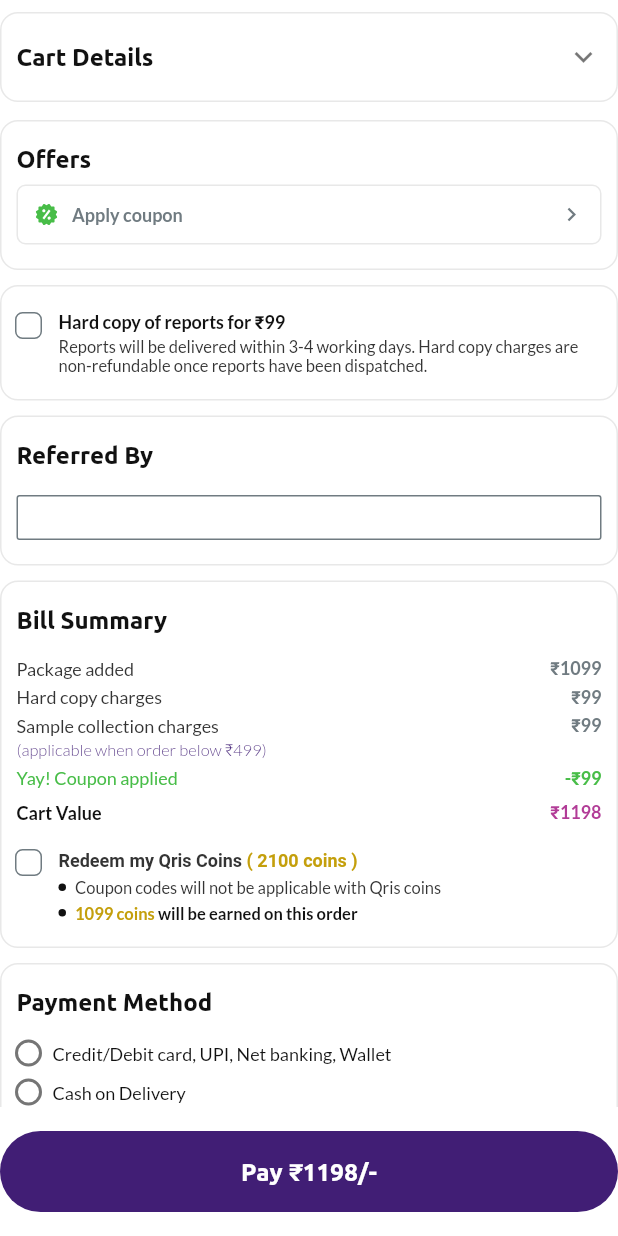
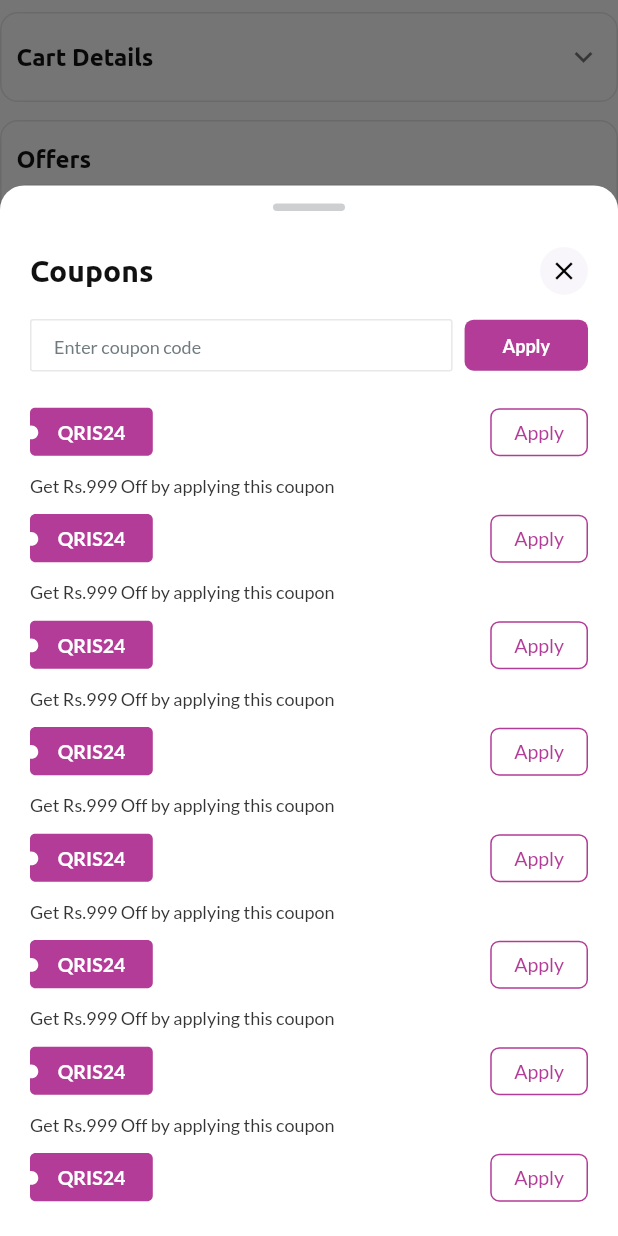
Before and after one commit to info-qrishealth/qris-app-flutter, a Flutter app: the BillSummaryTab widget shown alone on an empty page, opened directly, after a tap on "Offers", on a phone screen of 412 x 824 dp. Run offline on Flutter 3.47's test engine with Material 3 defaults, Android fonts, the phone set to English and light mode, and no system bars; our stand-ins replace dotted_border, flutter_svg, get, pin_code_fields.

Commit message:
Cart flow completed.

```diff
--- /dev/null
+++ b/lib/modules/cart_module/components/coupon_applied_dialog.dart
@@ -0,0 +1,39 @@
+import 'package:flutter/material.dart';
+import 'package:get/get.dart';
+import 'package:qris_health/constants/app_constants.dart';
+import 'package:qris_health/styles/app_colors.dart';
+
+class CouponAppliedDialog extends StatelessWidget {
+  const CouponAppliedDialog({super.key});
+
+  @override
+  Widget build(BuildContext context) {
+    final textTheme = Get.textTheme;
+
+    return Dialog(
+        insetPadding:
+            EdgeInsets.symmetric(horizontal: AppConstants.scaffoldPadding),
+        shape: RoundedRectangleBorder(borderRadius: BorderRadius.circular(24)),
+        child: Padding(
+            padding: const EdgeInsets.all(16),
+            child: Column(
+                crossAxisAlignment: CrossAxisAlignment.center,
+                mainAxisSize: MainAxisSize.min,
+                children: [
+                  Image.asset('assets/images/icons/party_popper.png',
+                      height: 100),
+                  SizedBox(height: 16),
+                  Text('Yay!!',
+                      style: textTheme.headlineSmall!
+                          .copyWith(fontWeight: FontWeight.w800)),
+                  SizedBox(height: 12),
+                  Text('Coupon Applied.',
+                      style: textTheme.titleLarge!
+                          .copyWith(fontWeight: FontWeight.w400)),
+                  SizedBox(height: 10),
+                  Text('You saved ₹1099!',
+                      style: textTheme.titleLarge!.copyWith(
+                          color: AppColors.green, fontWeight: FontWeight.w400))
+                ])));
+  }
+}
--- /dev/null
+++ b/lib/modules/cart_module/components/coupon_list_tile.dart
@@ -0,0 +1,40 @@
+import 'package:flutter/material.dart';
+import 'package:flutter_svg/flutter_svg.dart';
+import 'package:get/get.dart';
+import 'package:qris_health/styles/app_colors.dart';
+
+class CouponListTile extends StatelessWidget {
+  final Function() onTap;
+  CouponListTile({super.key, required this.onTap});
+  final _textTheme = Get.textTheme;
+
+  @override
+  Widget build(BuildContext context) {
+    return Column(crossAxisAlignment: CrossAxisAlignment.stretch, children: [
+      Row(children: [
+        Stack(alignment: Alignment.center, children: [
+          SvgPicture.asset('assets/images/icons/coupon_image.svg'),
+          Text('QRIS24',
+              style: _textTheme.bodyMedium!
+                  .copyWith(fontWeight: FontWeight.w700, color: Colors.white))
+        ]),
+        Spacer(),
+        SizedBox(
+            height: 32,
+            child: OutlinedButton(
+                onPressed: onTap,
+                style: OutlinedButton.styleFrom(
+                    shape: RoundedRectangleBorder(
+                        borderRadius: BorderRadius.circular(6))),
+                child: Text('Apply',
+                    style: _textTheme.bodyMedium!.copyWith(
+                        fontWeight: FontWeight.w400,
+                        color: AppColors.primaryPink))))
+      ]),
+      SizedBox(height: 12),
+      Text('Get Rs.999 Off by applying this coupon',
+          style: _textTheme.bodySmall!.copyWith(
+              fontWeight: FontWeight.w400, color: AppColors.textColor))
+    ]);
+  }
+}
--- /dev/null
+++ b/lib/modules/cart_module/components/coupons_bottom_sheet.dart
@@ -0,0 +1,91 @@
+import 'package:flutter/material.dart';
+import 'package:get/get.dart';
+import 'package:qris_health/modules/cart_module/components/coupon_applied_dialog.dart';
+import 'package:qris_health/shared/components/common_bottom_sheet_template.dart';
+import 'package:qris_health/shared/components/common_cross_icon.dart';
+import 'package:qris_health/styles/app_colors.dart';
+
+import 'coupon_list_tile.dart';
+
+class CouponsBottomSheet extends StatefulWidget {
+  const CouponsBottomSheet({super.key});
+
+  @override
+  State<CouponsBottomSheet> createState() => _CouponsBottomSheetState();
+}
+
+class _CouponsBottomSheetState extends State<CouponsBottomSheet> {
+  final _textTheme = Get.textTheme;
+
+  @override
+  Widget build(BuildContext context) {
+    return CommonBottomSheetTemplate(
+        child:
+            Column(crossAxisAlignment: CrossAxisAlignment.stretch, children: [
+      SizedBox(height: 24),
+      Row(children: [
+        Text('Coupons',
+            style: _textTheme.headlineSmall!
+                .copyWith(fontWeight: FontWeight.w700, color: AppColors.black)),
+        Spacer(),
+        CommonCrossIcon(),
+      ]),
+      SizedBox(height: 16),
+      SizedBox(
+          height: 35,
+          child: Row(children: [
+            Expanded(
+                child: TextField(
+                    decoration: InputDecoration(
+                        hintText: 'Enter coupon code',
+                        hintStyle: _textTheme.bodySmall!.copyWith(
+                            color: AppColors.lightSubTextColor,
+                            fontWeight: FontWeight.w400),
+                        focusedBorder: OutlineInputBorder(
+                            borderRadius: BorderRadius.circular(2),
+                            borderSide:
+                                BorderSide(color: AppColors.borderColor)),
+                        enabledBorder: OutlineInputBorder(
+                            borderRadius: BorderRadius.circular(2),
+                            borderSide:
+                                BorderSide(color: AppColors.borderColor)),
+                        border: OutlineInputBorder(
+                            borderRadius: BorderRadius.circular(2),
+                            borderSide:
+                                BorderSide(color: AppColors.borderColor))))),
+            SizedBox(width: 8),
+            Padding(
+                padding: const EdgeInsets.symmetric(vertical: 0.5),
+                child: ElevatedButton(
+                    onPressed: () {},
+                    style: ElevatedButton.styleFrom(
+                        backgroundColor: AppColors.primaryPink,
+                        shape: RoundedRectangleBorder(
+                            borderRadius: BorderRadius.circular(6))),
+                    child: Text('    Apply    ',
+                        style: _textTheme.bodySmall!.copyWith(
+                            fontWeight: FontWeight.w600, color: Colors.white))))
+          ])),
+      SizedBox(height: 24),
+      Expanded(
+          child: ListView.separated(
+              physics: BouncingScrollPhysics(),
+              shrinkWrap: true,
+              itemBuilder: (context, index) {
+                return CouponListTile(onTap: () async {
+                  Navigator.of(context).pop();
+                  await Future.delayed(Duration(milliseconds: 100));
+
+                  showDialog(
+                      context: context,
+                      builder: (context) => CouponAppliedDialog());
+                });
+              },
+              separatorBuilder: (context, index) {
+                return SizedBox(height: 12);
+              },
+              itemCount: 10)),
+      SizedBox(height: 16)
+    ]));
+  }
+}
--- a/lib/modules/cart_module/screens/tabs/bill_summary_tab.dart
+++ b/lib/modules/cart_module/screens/tabs/bill_summary_tab.dart
@@ -1,6 +1,7 @@
 import 'package:flutter/material.dart';
 import 'package:flutter_svg/flutter_svg.dart';
 import 'package:get/get.dart';
+import 'package:qris_health/constants/app_constants.dart';
 import 'package:qris_health/modules/cart_module/components/patient_tile_layout.dart';
 import 'package:qris_health/modules/home_module/components/package_list_tile.dart';
 import 'package:qris_health/shared/components/feature_row.dart';
@@ -8,6 +9,7 @@ import 'package:qris_health/shared/components/heading_text.dart';
 import 'package:qris_health/styles/app_colors.dart';
 
 import '../../../../constants/enums/payment_mode.dart';
+import '../../components/coupons_bottom_sheet.dart';
 
 class BillSummaryTab extends StatefulWidget {
   const BillSummaryTab({super.key});
@@ -62,7 +64,13 @@ class _BillSummaryTabState extends State<BillSummaryTab> {
                 ])),
         SizedBox(height: 12),
         GestureDetector(
-            onTap: () {},
+            onTap: () {
+              showModalBottomSheet(
+                  isScrollControlled: true,
+                  constraints: AppConstants.bottomSheetConstraints,
+                  context: context,
+                  builder: (context) => CouponsBottomSheet());
+            },
             child: Container(
                 padding: EdgeInsets.symmetric(horizontal: 10, vertical: 16),
                 decoration: BoxDecoration(
```
Also changed, not shown: assets/images/icons/coupon_image.svg (added), assets/images/icons/party_popper.png (added).
